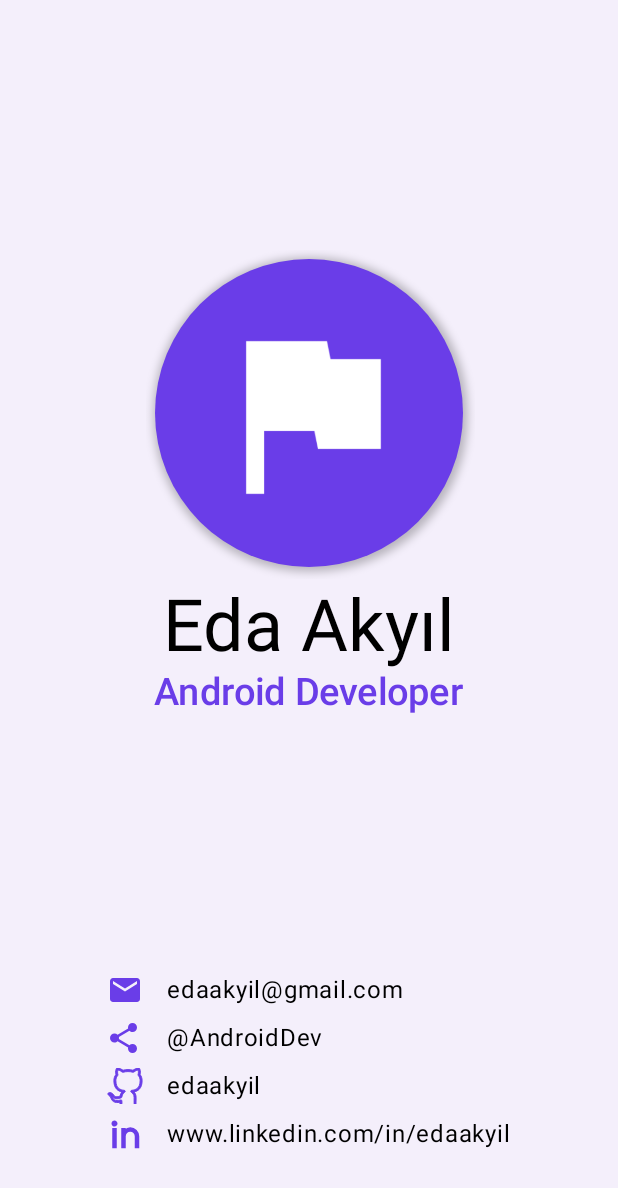
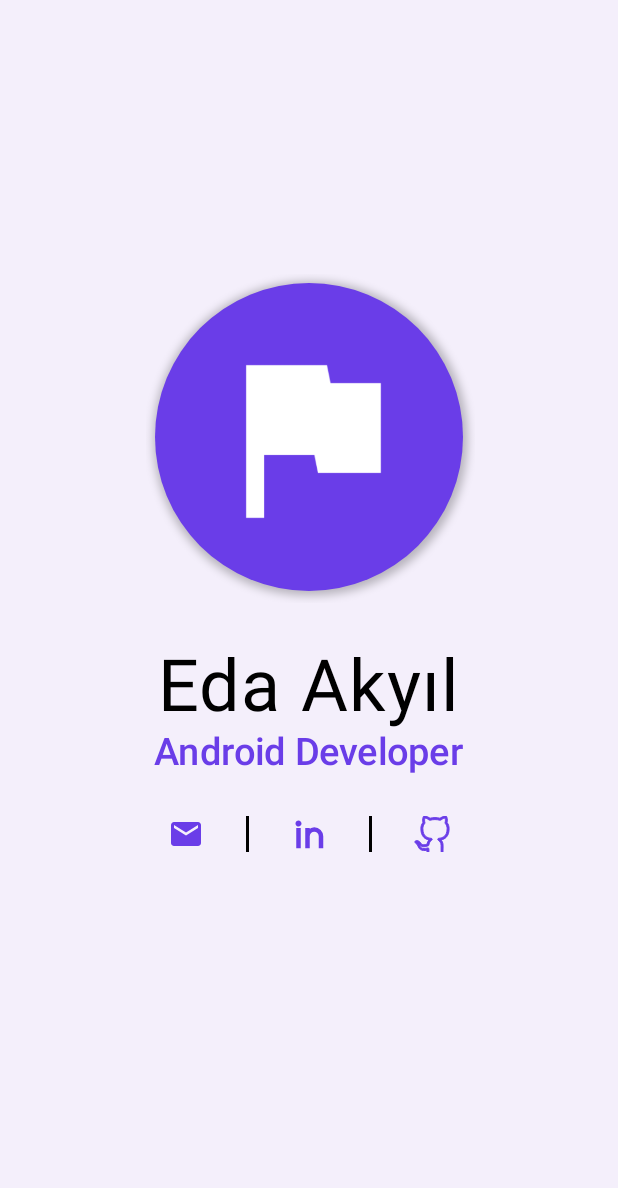
Before and after one commit to edaakyil/edaakyil-android-FlagsApp, an Android app built with Jetpack Compose: the InfoScreen screen opened through its navigation route, on a phone screen of 412 x 824 dp. Shown: the top 1188 px of the screen. Run offline under Robolectric (Android 15) with nearby library versions, the phone set to English and light mode, and no system bars; our stand-ins replace Dagger/Hilt's generated code.

Commit message:
Update InfoScreen

```diff
--- a/app/src/main/java/com/edaakyil/app/flags/ui/aboutme/InfoScreen.kt
+++ b/app/src/main/java/com/edaakyil/app/flags/ui/aboutme/InfoScreen.kt
@@ -4,20 +4,21 @@ import androidx.annotation.DrawableRes
 import androidx.annotation.StringRes
 import androidx.compose.foundation.Image
 import androidx.compose.foundation.background
-import androidx.compose.foundation.clickable
 import androidx.compose.foundation.layout.Arrangement
 import androidx.compose.foundation.layout.Column
 import androidx.compose.foundation.layout.Row
 import androidx.compose.foundation.layout.Spacer
 import androidx.compose.foundation.layout.fillMaxSize
+import androidx.compose.foundation.layout.height
 import androidx.compose.foundation.layout.padding
 import androidx.compose.foundation.layout.paddingFromBaseline
 import androidx.compose.foundation.layout.size
-import androidx.compose.foundation.layout.width
 import androidx.compose.foundation.shape.CircleShape
 import androidx.compose.material3.Icon
+import androidx.compose.material3.IconButton
 import androidx.compose.material3.MaterialTheme
 import androidx.compose.material3.Text
+import androidx.compose.material3.VerticalDivider
 import androidx.compose.runtime.Composable
 import androidx.compose.ui.Alignment
 import androidx.compose.ui.Modifier
@@ -31,18 +32,17 @@ import androidx.compose.ui.res.colorResource
 import androidx.compose.ui.res.dimensionResource
 import androidx.compose.ui.res.painterResource
 import androidx.compose.ui.res.stringResource
-import androidx.compose.ui.semantics.Role
 import androidx.compose.ui.text.font.FontWeight
 import androidx.compose.ui.tooling.preview.Devices
 import androidx.compose.ui.tooling.preview.Preview
 import androidx.compose.ui.unit.DpOffset
+import androidx.compose.ui.unit.TextUnit
+import androidx.compose.ui.unit.TextUnitType
 import androidx.compose.ui.unit.dp
 import androidx.compose.ui.unit.sp
 import com.edaakyil.app.flags.R
 import com.edaakyil.app.flags.ui.theme.FlagsTheme
 
-//private val greenColor = Color(0xFF087F45)
-//private val backgroundColor = Color(0xFFD2E8D4)
 private val purpleColorResId = R.color.purple_on_background
 private val backgroundColorResId = R.color.purple_background
 
@@ -53,26 +53,27 @@ private data class ContactInfo(
     val url: String = "https://www.google.com"
 )
 
-private val contactInfos = listOf(
-    ContactInfo(R.drawable.mail, R.string.mail, R.string.developer_mail_address),
-    ContactInfo(R.drawable.share, R.string.share, R.string.share_link),
-    ContactInfo(R.drawable.github, R.string.github, R.string.developer_github_profile),
-    ContactInfo(R.drawable.linkedin, R.string.linkedin, R.string.developer_linkedin_profile)
-    //ContactInfo(R.drawable.call, R.string.call, R.string.developer_phone_number),
-)
+private object Contacts {
+    val mailContactInfo = ContactInfo(R.drawable.mail, R.string.mail, R.string.developer_mail_address)
+    val githubProfile = ContactInfo(R.drawable.github, R.string.github, R.string.developer_github_profile)
+    val linkedinProfile = ContactInfo(R.drawable.linkedin, R.string.linkedin, R.string.developer_linkedin_profile)
+}
 
 @Composable
 fun InfoScreen(modifier: Modifier = Modifier) {
     val uriHandler = LocalUriHandler.current
 
     Column(
+        verticalArrangement = Arrangement.Center,
         horizontalAlignment = Alignment.CenterHorizontally,
         modifier = modifier
             .background(colorResource(backgroundColorResId))
             .fillMaxSize()
         //.padding(horizontal = dimensionResource(R.dimen.padding_large))
     ) {
-        ProfileSection(modifier = Modifier.weight(1f))
+        ProfileSection()
+
+        Spacer(Modifier.height(16.dp))
 
         ContactSection(navigateContact = { uriHandler.openUri(it) })
     }
@@ -110,7 +111,8 @@ private fun ProfileSection(modifier: Modifier = Modifier) {
             fontSize = 48.sp,
             fontWeight = FontWeight.Normal,
             color = Color.Black,
-            modifier = Modifier.paddingFromBaseline(top = 56.dp, bottom = 8.dp)
+            letterSpacing = TextUnit(0.7F, TextUnitType.Sp),
+            modifier = Modifier.paddingFromBaseline(top = 80.dp, bottom = 8.dp)
         )
 
         Text(
@@ -128,30 +130,49 @@ private fun ContactSection(
     navigateContact: (String) -> Unit,
     modifier: Modifier = Modifier
 ) {
-    Column(
+    Row(
         modifier = modifier.padding(bottom = 56.dp),
-        verticalArrangement = Arrangement.spacedBy(dimensionResource(R.dimen.padding_8))
+        verticalAlignment = Alignment.CenterVertically,
+        horizontalArrangement = Arrangement.spacedBy(dimensionResource(R.dimen.padding_16))
     ) {
-        contactInfos.forEach {
-            ContactInfoRow(
-                info = it,
-                modifier = Modifier.clickable(
-                    role = Role.Button,
-                    onClick = { navigateContact(it.url) }
-                )
-            )
-        }
+        ContactIcon(
+            info = Contacts.mailContactInfo,
+            onClick = navigateContact
+        )
+
+        VerticalDivider(
+            thickness = 2.dp,
+            color = Color.Black,
+            modifier = Modifier.height(24.dp),
+        )
+
+        ContactIcon(
+            info = Contacts.linkedinProfile,
+            onClick = navigateContact
+        )
+
+        VerticalDivider(
+            thickness = 2.dp,
+            color = Color.Black,
+            modifier = Modifier.height(24.dp),
+        )
+
+        ContactIcon(
+            info = Contacts.githubProfile,
+            onClick = navigateContact
+        )
     }
 }
 
 @Composable
-private fun ContactInfoRow(
+private fun ContactIcon(
     info: ContactInfo,
+    onClick: (String) -> Unit,
     modifier: Modifier = Modifier
 ) {
-    Row(
+    IconButton(
+        onClick = { onClick(info.url) },
         modifier = modifier,
-        verticalAlignment = Alignment.CenterVertically
     ) {
         Icon(
             painter = painterResource(info.iconResId),
@@ -159,14 +180,6 @@ private fun ContactInfoRow(
             tint = colorResource(purpleColorResId),
             modifier = Modifier
                 .size(dimensionResource(R.dimen.contact_icon_size))
-        )
-
-        Spacer(Modifier.width(dimensionResource(R.dimen.padding_16)))
-
-        Text(
-            text = stringResource(info.infoResId),
-            style = MaterialTheme.typography.bodyLarge,
-            color = Color.Black
         )
     }
 }
```
